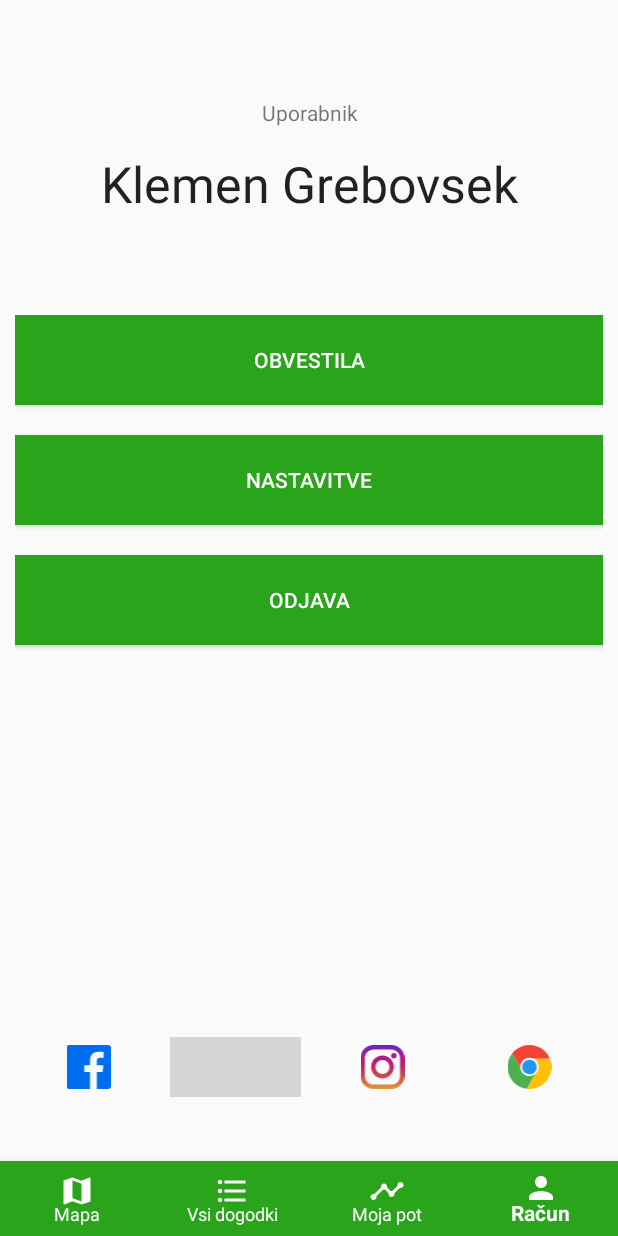
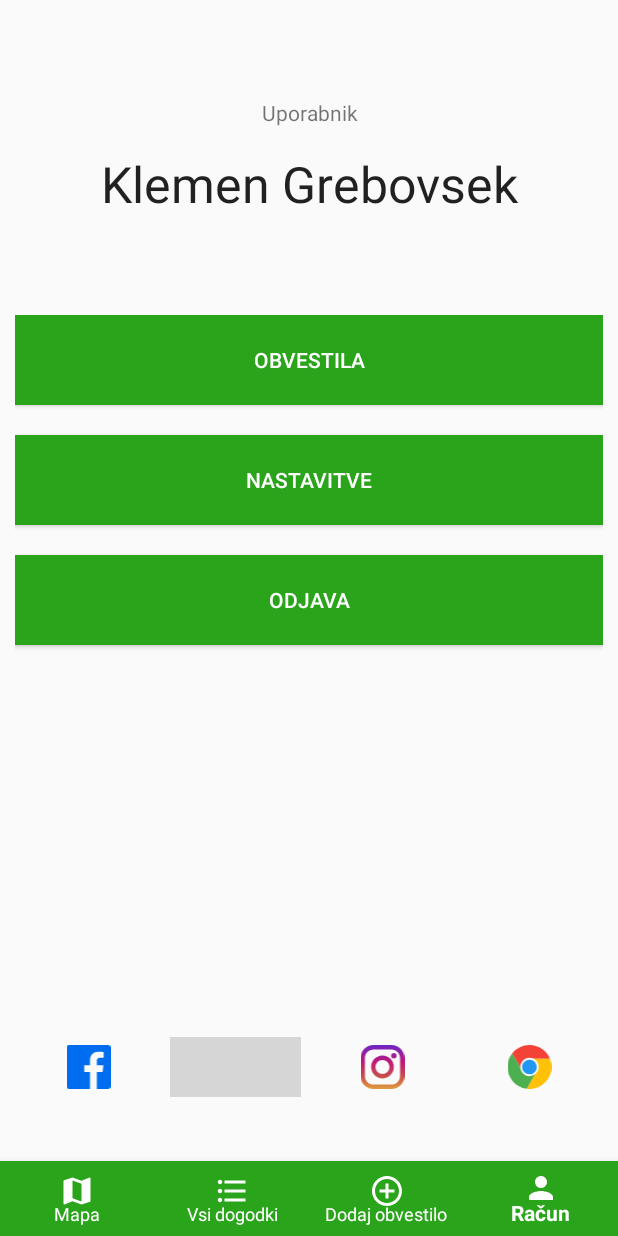
Before and after one commit to SamGres/TrafficMonitor, an Android app: the fragment ListDogodki placed in its activity, item 4 of the bottom bar chosen, on a phone screen of 412 x 824 dp. Run offline under Robolectric (Android 15) with nearby library versions, the phone set to English and light mode, and no system bars; 1 statement that could not run was skipped; grey boxes are pictures that could not be loaded.

Commit message:
matej je gej

```diff
--- a/Android/app/build.gradle
+++ b/Android/app/build.gradle
@@ -31,4 +31,8 @@ dependencies {
 
     implementation 'com.google.code.gson:gson:2.8.2'
     implementation 'com.squareup.okhttp3:okhttp:3.11.0'
+
+
+    implementation 'com.google.android.gms:play-services-gcm:15.0.1'
+    implementation 'com.google.android.gms:play-services-location:15.0.1'
 }
--- a/Android/app/src/main/AndroidManifest.xml
+++ b/Android/app/src/main/AndroidManifest.xml
@@ -13,6 +13,8 @@
     <uses-permission android:name="android.permission.ACCESS_COARSE_LOCATION" />
     <uses-permission android:name="com.example.lukak.samgre.permission.MAPS_RECEIVE" />
     <uses-permission android:name="android.permission.ACCESS_FINE_LOCATION" />
+    <uses-permission android:name="android.permission.ACCESS_COARSE_LOCATION"/>
+    <uses-permission android:name="android.permission.ACCESS_FINE_LOCATION"/>
 
     <uses-feature
         android:glEsVersion="0x00020000"
@@ -58,6 +60,7 @@
         <activity android:name=".obvestila" />
         <activity android:name=".UserSettings_activity" />
         <activity android:name=".NaslovObvestila"></activity>
+
     </application>
 
 </manifest>
--- a/Android/app/src/main/java/com/example/lukak/samgre/ListDogodki.java
+++ b/Android/app/src/main/java/com/example/lukak/samgre/ListDogodki.java
@@ -1,20 +1,30 @@
 package com.example.lukak.samgre;
 
+import android.content.SharedPreferences;
+import android.preference.PreferenceManager;
 import android.support.v4.app.Fragment;
 import android.os.Bundle;
 import android.view.LayoutInflater;
 import android.view.View;
 import android.view.ViewGroup;
+import android.widget.AdapterView;
+import android.widget.ArrayAdapter;
 import android.widget.ListView;
+import android.widget.Spinner;
+
 import com.google.gson.Gson;
 
+import java.text.ParseException;
+import java.text.SimpleDateFormat;
 import java.util.ArrayList;
 import java.util.Arrays;
+import java.util.Calendar;
+import java.util.Date;
 
 
 public class ListDogodki extends Fragment {
-
-
+    ArrayList<Post> data;
+    ListView Mojlist;
 
     @Override
     public View onCreateView(LayoutInflater inflater, ViewGroup parent, Bundle savedInstanceState) {
@@ -24,15 +34,54 @@ public class ListDogodki extends Fragment {
 
     @Override
     public void onViewCreated(View view, Bundle savedInstanceState) {
-        ArrayList<Post> data = new ArrayList<>();
+        data = new ArrayList<>();
         TinyDB tinydb = new TinyDB(getActivity().getApplicationContext());
-       String out = tinydb.getString("Posts");
+        String out = tinydb.getString("Posts");
         Gson gson = new Gson();
         data = new ArrayList<Post>(Arrays.asList(gson.fromJson(out, Post[].class)));
 
-        listview_adapter adapter1 = new listview_adapter(view.getContext(),data);
-        ListView Mojlist = view.findViewById(R.id.listviewdogodki);
+        listview_adapter adapter1 = new listview_adapter(view.getContext(), data);
+       Mojlist = view.findViewById(R.id.listviewdogodki);
         Mojlist.setAdapter(adapter1);
+
+       final String[] arraySpinner = new String[]{
+              "Vse",  "Zastoj", "Izredni dogodek", "Nesreča", "Prepoved za tovornjake", "Zaprta cesta", "Delo na cesti", "Sneg", "Veter"
+        };
+        Spinner s = (Spinner) view.findViewById(R.id.spinner);
+        ArrayAdapter<String> adapter2 = new ArrayAdapter<String>(getContext(),
+                android.R.layout.simple_spinner_item, arraySpinner);
+        adapter2.setDropDownViewResource(android.R.layout.simple_spinner_dropdown_item);
+        s.setAdapter(adapter2);
+
+        s.setOnItemSelectedListener(new AdapterView.OnItemSelectedListener() {
+            @Override
+            public void onItemSelected(AdapterView<?> parentView, View selectedItemView, int position, long id) {
+                // your code here
+                if(position != 0) {
+                   ArrayList<Post> filtered = new ArrayList<Post>();
+                    for (int i = 0; i < data.size(); i++) {
+                        if (data.get(i).cause.equals(arraySpinner[position])) {
+                            filtered.add(data.get(i));
+                        }
+                    }
+
+                    listview_adapter adapter2 = new listview_adapter(getActivity(), filtered);
+                    Mojlist.setAdapter(null);
+                    Mojlist.setAdapter(adapter2);
+                }
+                else {Mojlist.setAdapter(new listview_adapter(getActivity(),data));}
+
+
+
+            }
+
+            @Override
+            public void onNothingSelected(AdapterView<?> parentView) {
+                // nc i guess?
+
+            }
+
+        });
 
     }
 }
--- a/Android/app/src/main/java/com/example/lukak/samgre/Map.java
+++ b/Android/app/src/main/java/com/example/lukak/samgre/Map.java
@@ -4,18 +4,25 @@ import android.app.DownloadManager;
 import android.content.Context;
 import android.content.Intent;
 import android.content.SharedPreferences;
+import android.content.pm.PackageManager;
 import android.graphics.Bitmap;
 import android.graphics.BitmapFactory;
 import android.graphics.drawable.BitmapDrawable;
+import android.location.Location;
+import android.location.LocationListener;
+import android.location.LocationManager;
 import android.preference.PreferenceManager;
+import android.support.v4.app.ActivityCompat;
 import android.support.v4.app.Fragment;
 import android.os.Bundle;
 import android.telecom.Call;
 import android.view.LayoutInflater;
 import android.view.View;
 import android.view.ViewGroup;
+import android.widget.Toast;
 
 import com.google.android.gms.common.api.Response;
+import com.google.android.gms.location.FusedLocationProviderClient;
 import com.google.android.gms.maps.CameraUpdateFactory;
 import com.google.android.gms.maps.GoogleMap;
 import com.google.android.gms.maps.MapView;
@@ -24,7 +31,9 @@ import com.google.android.gms.maps.model.LatLng;
 import com.google.android.gms.maps.OnMapReadyCallback;
 import com.google.android.gms.maps.model.Marker;
 import com.google.android.gms.maps.model.MarkerOptions;
+import com.google.android.gms.tasks.OnSuccessListener;
 import com.google.gson.Gson;
+import com.google.android.gms.location.LocationServices;
 
 import org.json.JSONArray;
 import org.json.JSONException;
@@ -43,6 +52,9 @@ import okhttp3.Callback;
 import okhttp3.OkHttpClient;
 import okhttp3.Request;
 
+import static android.content.Context.LOCATION_SERVICE;
+import static android.support.v4.content.ContextCompat.getSystemService;
+
 
 public class Map extends Fragment implements OnMapReadyCallback {
 
@@ -51,18 +63,42 @@ public class Map extends Fragment implements OnMapReadyCallback {
     private GoogleMap gmap;
     ArrayList<Post> AllPosts = new ArrayList<>();
     OkHttpClient client = new OkHttpClient();
+    LocationManager locationManager;
+    Context con;
+    private FusedLocationProviderClient mFusedLocationClient;
 
 
     @Override
     public View onCreateView(LayoutInflater inflater, ViewGroup parent, Bundle savedInstanceState) {
         // Defines the xml file for the fragment
+
         return inflater.inflate(R.layout.fragment_map, parent, false);
     }
 
     // This event is triggered soon after onCreateView().
     // Any view setup should occur here.  E.g., view lookups and attaching view listeners.
+
     @Override
     public void onViewCreated(View view, Bundle savedInstanceState) {
+        con = getActivity().getBaseContext();
+        mFusedLocationClient = LocationServices.getFusedLocationProviderClient(view.getContext());
+
+        if (ActivityCompat.checkSelfPermission(getActivity().getApplicationContext(), android.Manifest.permission.ACCESS_FINE_LOCATION) != PackageManager.PERMISSION_GRANTED && ActivityCompat.checkSelfPermission(getContext(), android.Manifest.permission.ACCESS_COARSE_LOCATION) != PackageManager.PERMISSION_GRANTED) {
+            // TODO: Consider calling
+            //    ActivityCompat#requestPermissions
+            // here to request the missing permissions, and then overriding
+            //   public void onRequestPermissionsResult(int requestCode, String[] permissions,
+            //                                          int[] grantResults)
+            // to handle the case where the user grants the permission. See the documentation
+            // for ActivityCompat#requestPermissions for more details.
+            mFusedLocationClient.getLastLocation();
+
+            return;
+        }
+
+
+
+
 
 
         Bundle mapViewBundle = null;
@@ -86,6 +122,10 @@ public class Map extends Fragment implements OnMapReadyCallback {
         }
 
 
+    }
+    public void NastaviKamero(LocationManager loc)
+    {
+        gmap.moveCamera(CameraUpdateFactory.newLatLngZoom(new LatLng(46.0761518, 14.2494279), 9.25f));
     }
 
     public void DodajMarkerje() {
@@ -157,6 +197,7 @@ public class Map extends Fragment implements OnMapReadyCallback {
                 return false;
             }
         });
+        gmap.setTrafficEnabled(true);
 
         //TODO marker on click
         //TODO marker oblikovanje
@@ -182,7 +223,9 @@ public class Map extends Fragment implements OnMapReadyCallback {
     public void onResume() {
         super.onResume();
         mapView.onResume();
+
     }
+
 
     @Override
     public void onStart() {
--- a/Android/app/src/main/java/com/example/lukak/samgre/listview_adapter.java
+++ b/Android/app/src/main/java/com/example/lukak/samgre/listview_adapter.java
@@ -32,6 +32,7 @@ public class listview_adapter extends ArrayAdapter<Post> {
         }
         final ImageView SlikaImage = (ImageView) convertView.findViewById(R.id.slika);
         TextView Naziv = (TextView) convertView.findViewById(R.id.naziv);
+        SlikaImage.setImageResource(R.drawable.nevarnost);
 
         switch (Post.cause) {
             case "Zastoj":
--- /dev/null
+++ b/Android/app/src/main/res/drawable/ic_add_circle_white_24dp.xml
@@ -0,0 +1,5 @@
+<vector android:height="24dp" android:tint="#FFFFFF"
+    android:viewportHeight="24.0" android:viewportWidth="24.0"
+    android:width="24dp" xmlns:android="http://schemas.android.com/apk/res/android">
+    <path android:fillColor="#FF000000" android:pathData="M12,2C6.48,2 2,6.48 2,12s4.48,10 10,10 10,-4.48 10,-10S17.52,2 12,2zM17,13h-4v4h-2v-4L7,13v-2h4L11,7h2v4h4v2z"/>
+</vector>
--- a/Android/app/src/main/res/layout/fragment_list_dogodki.xml
+++ b/Android/app/src/main/res/layout/fragment_list_dogodki.xml
@@ -7,7 +7,11 @@
     android:layout_height="match_parent"
     tools:context=".ListDogodki">
 
-    <!-- TODO: Update blank fragment layout -->
+    <Spinner
+        android:id="@+id/spinner"
+        android:layout_width="match_parent"
+        android:layout_height="40dp"
+        android:dropDownWidth="match_parent" />
     <ListView
         android:layout_width="match_parent"
         android:id="@+id/listviewdogodki"
--- a/Android/app/src/main/res/menu/navigation.xml
+++ b/Android/app/src/main/res/menu/navigation.xml
@@ -13,8 +13,8 @@
 
     <item
         android:id="@+id/navigation_dashboard"
-        android:icon="@drawable/ic_timeline_white_24dp"
-        android:title="Moja pot" />
+        android:icon="@drawable/ic_add_circle_outline_white_24dp"
+        android:title="Dodaj obvestilo" />
 
     <item
         android:id="@+id/navigation_account"
```
Also changed, not shown: Android/app/src/main/res/layout/fragment_map.xml (+0 -16 lines).
